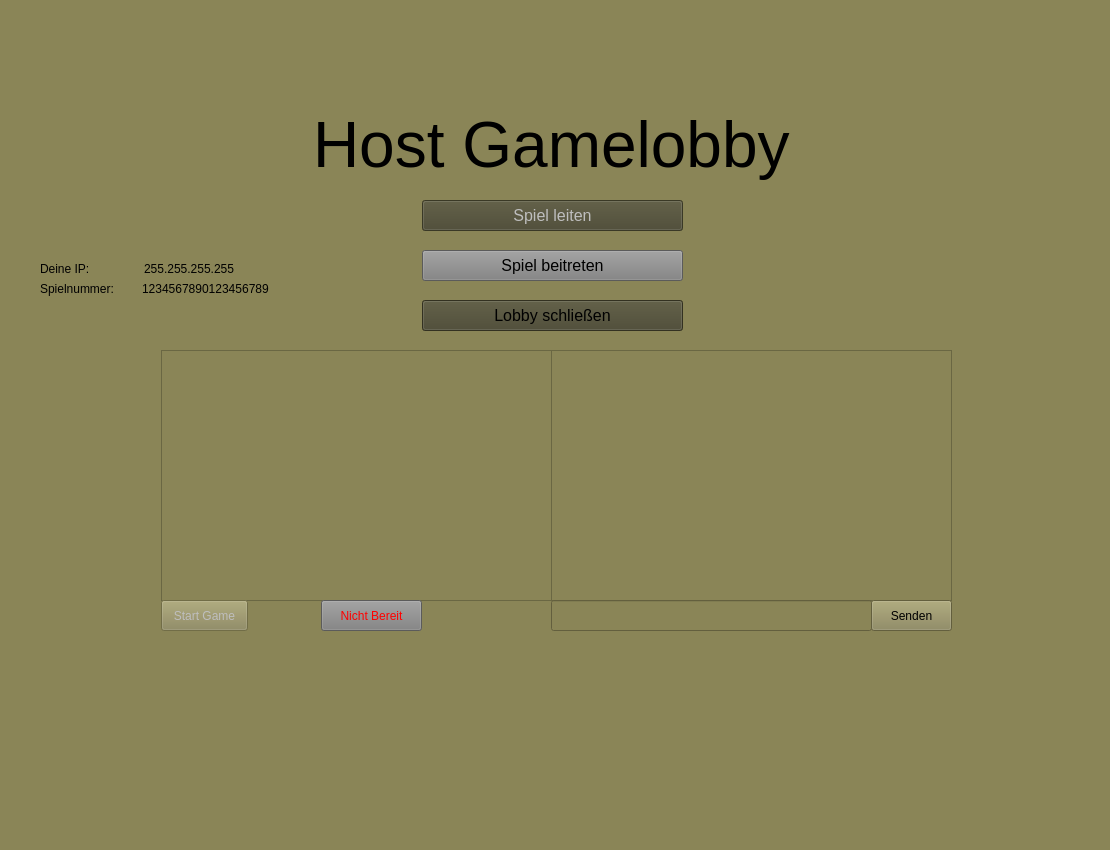
Before: the Qt Designer form client_python/gui_prototype/LobbyHostView.ui in DeRocketman/paf-group-f_eTanks, drawn with Qt 5.
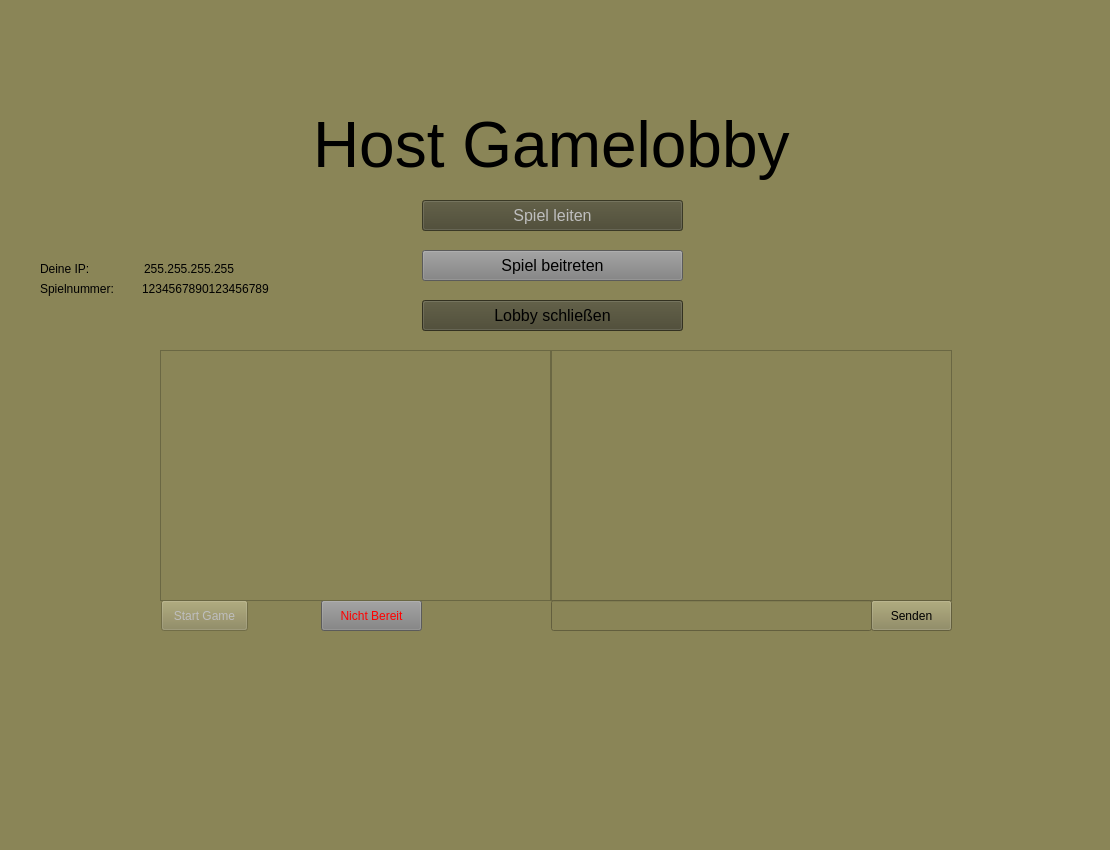
After: the same form once the commit is applied.

Commit message: DS: work on lobby

The edit to the form file:
```diff
--- a/client_python/gui_prototype/LobbyHostView.ui
+++ b/client_python/gui_prototype/LobbyHostView.ui
@@ -141,16 +141,6 @@
     <bool>false</bool>
    </property>
   </widget>
-  <widget class="QListView" name="playerListView">
-   <property name="geometry">
-    <rect>
-     <x>161</x>
-     <y>350</y>
-     <width>391</width>
-     <height>251</height>
-    </rect>
-   </property>
-  </widget>
   <widget class="QTextEdit" name="chatField">
    <property name="geometry">
     <rect>
@@ -275,6 +265,16 @@
     <string>Nicht Bereit</string>
    </property>
   </widget>
+  <widget class="QTableView" name="playerTableView">
+   <property name="geometry">
+    <rect>
+     <x>160</x>
+     <y>350</y>
+     <width>391</width>
+     <height>251</height>
+    </rect>
+   </property>
+  </widget>
  </widget>
  <resources/>
  <connections/>
```
The commit also changes 2 other files.
